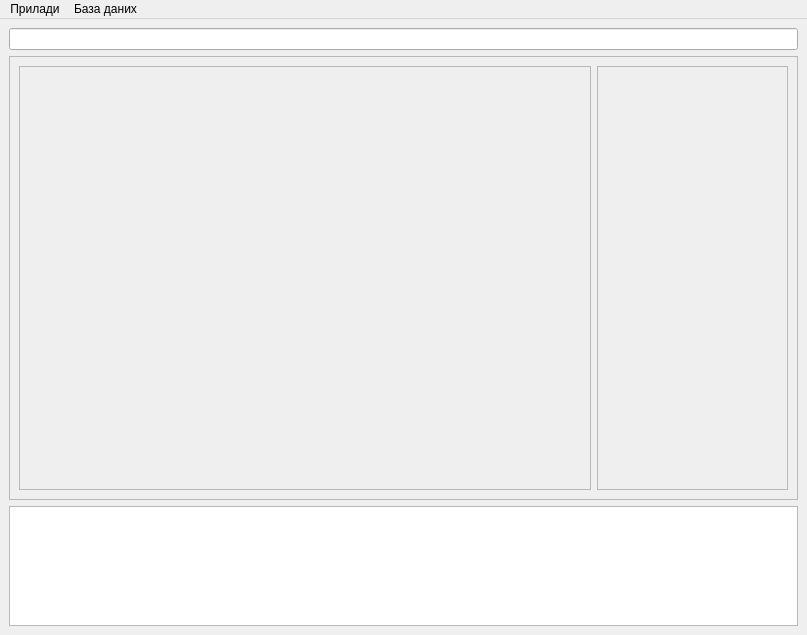
This is _UI/main_window_form.ui in Miskiv-Andrew/wroc as Qt 5 draws it before an edit. The edited form follows.
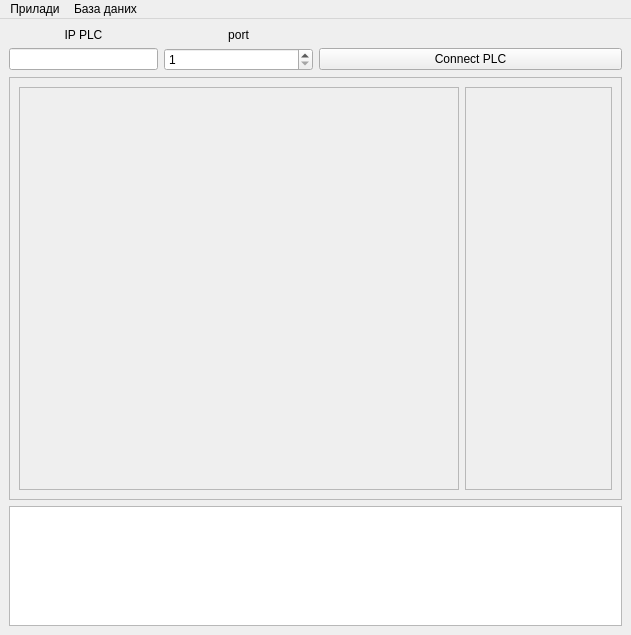
This is the edited form.

What changed in the file:
```diff
--- a/_UI/main_window_form.ui
+++ b/_UI/main_window_form.ui
@@ -6,7 +6,7 @@
    <rect>
     <x>0</x>
     <y>0</y>
-    <width>807</width>
+    <width>631</width>
     <height>635</height>
    </rect>
   </property>
@@ -16,7 +16,75 @@
   <widget class="QWidget" name="centralwidget">
    <layout class="QVBoxLayout" name="verticalLayout_2" stretch="0,0">
     <item>
-     <widget class="QLineEdit" name="lineEdit"/>
+     <layout class="QGridLayout" name="gridLayout_3">
+      <item row="0" column="0">
+       <widget class="QLabel" name="label_plc_ip">
+        <property name="text">
+         <string>IP PLC</string>
+        </property>
+        <property name="alignment">
+         <set>Qt::AlignmentFlag::AlignCenter</set>
+        </property>
+       </widget>
+      </item>
+      <item row="0" column="1">
+       <widget class="QLabel" name="label_plc_port">
+        <property name="text">
+         <string>port</string>
+        </property>
+        <property name="alignment">
+         <set>Qt::AlignmentFlag::AlignCenter</set>
+        </property>
+       </widget>
+      </item>
+      <item row="0" column="2">
+       <widget class="QLabel" name="indicator_plc">
+        <property name="text">
+         <string/>
+        </property>
+        <property name="alignment">
+         <set>Qt::AlignmentFlag::AlignCenter</set>
+        </property>
+       </widget>
+      </item>
+      <item row="1" column="1">
+       <widget class="QSpinBox" name="spinBox">
+        <property name="minimum">
+         <number>1</number>
+        </property>
+        <property name="maximum">
+         <number>65535</number>
+        </property>
+       </widget>
+      </item>
+      <item row="1" column="0">
+       <widget class="QLineEdit" name="lineEdit">
+        <property name="sizePolicy">
+         <sizepolicy hsizetype="Preferred" vsizetype="Fixed">
+          <horstretch>0</horstretch>
+          <verstretch>0</verstretch>
+         </sizepolicy>
+        </property>
+       </widget>
+      </item>
+      <item row="0" column="3">
+       <widget class="QLabel" name="indicator_bridge">
+        <property name="text">
+         <string/>
+        </property>
+        <property name="alignment">
+         <set>Qt::AlignmentFlag::AlignCenter</set>
+        </property>
+       </widget>
+      </item>
+      <item row="1" column="2" colspan="2">
+       <widget class="QPushButton" name="btn_connect_plc">
+        <property name="text">
+         <string>Connect PLC</string>
+        </property>
+       </widget>
+      </item>
+     </layout>
     </item>
     <item>
      <layout class="QVBoxLayout" name="verticalLayout" stretch="7,1">
@@ -44,8 +112,8 @@
                <rect>
                 <x>0</x>
                 <y>0</y>
-                <width>567</width>
-                <height>416</height>
+                <width>435</width>
+                <height>389</height>
                </rect>
               </property>
               <layout class="QGridLayout" name="gridLayout_2">
@@ -66,8 +134,8 @@
                <rect>
                 <x>0</x>
                 <y>0</y>
-                <width>188</width>
-                <height>416</height>
+                <width>144</width>
+                <height>389</height>
                </rect>
               </property>
               <layout class="QVBoxLayout" name="verticalLayout_4">
@@ -111,7 +179,7 @@
     <rect>
      <x>0</x>
      <y>0</y>
-     <width>807</width>
+     <width>631</width>
      <height>22</height>
     </rect>
    </property>
```
